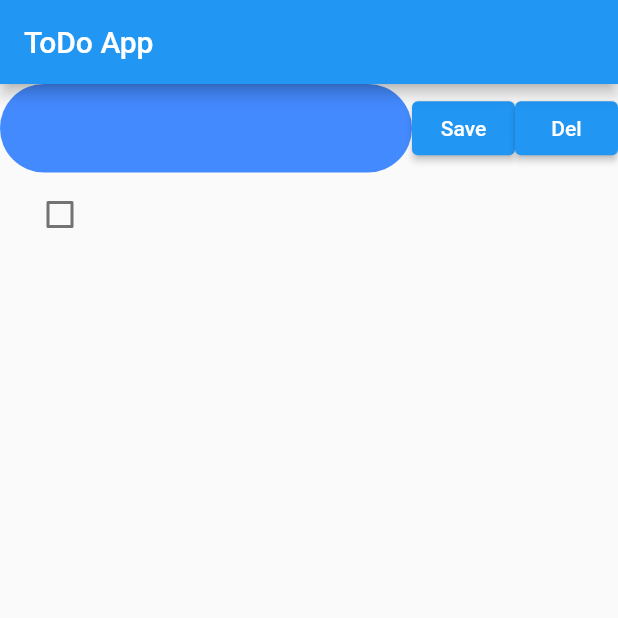
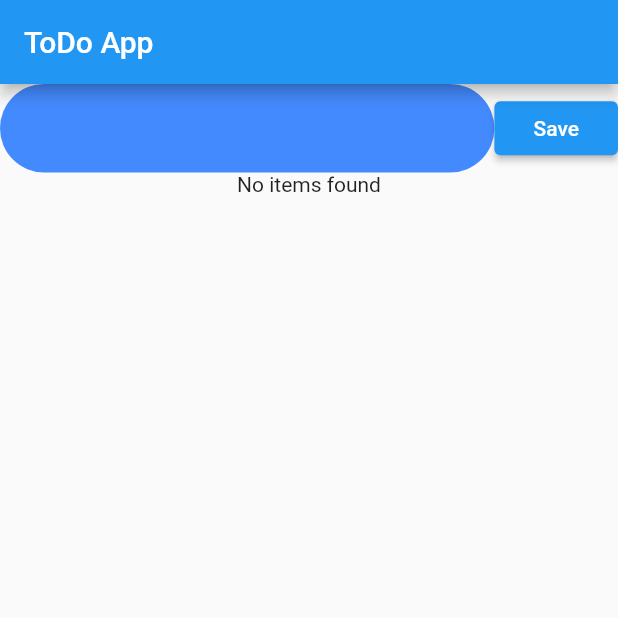
Before and after one commit to Xanto7/todo_app, a Flutter app: the screen it shows after launch, after a tap on "Save", after a tap on "Del", on a phone screen of 412 x 824 dp, the top half of it. Run offline on Flutter 3.47's test engine with Material 2 defaults, Android fonts, the phone set to English and light mode, and no system bars; our stand-ins replace sqflite; accounts and stored records are empty.

Commit message:
Added created_at and updated_at fields
Co-authored-by: dnazarovs <dnazarovs@users.noreply.github.com>

```diff
--- a/lib/database_manager.dart
+++ b/lib/database_manager.dart
@@ -8,22 +8,42 @@ class Item {
   int? id;
   String title;
   bool done;
+  DateTime? created_at;
+  DateTime? updated_at;
 
   // empty constructor
-  Item({this.id, required this.title, required this.done});
+  Item(
+      {this.id,
+      required this.title,
+      required this.done,
+      this.created_at,
+      this.updated_at});
 
   // construct class from json
   factory Item.fromMap(Map<String, dynamic> map) => Item(
       id: map['id'],
       title: map['title'],
-      done: map['done'] == 1 ? true : false);
+      done: map['done'] == 1 ? true : false,
+      created_at: DateTime.parse(map['created_at']),
+      updated_at: DateTime.parse(map['updated_at']));
 
   // return class as json
   Map<String, dynamic> toMap() {
     return <String, dynamic>{
       'id': id,
       'title': title,
-      'done': done == true ? 1 : 0
+      'done': done == true ? 1 : 0,
+      'created_at': created_at?.toIso8601String(),
+      'updated_at': updated_at?.toIso8601String()
+    };
+  }
+
+  Map<String, dynamic> toMapForUpdate() {
+    return <String, dynamic>{
+      'id': id,
+      'title': title,
+      'done': done == true ? 1 : 0,
+      'updated_at': updated_at?.toIso8601String()
     };
   }
 }
@@ -31,7 +51,7 @@ class Item {
 // singleton class to manage the database
 class DatabaseManager {
   static const _databaseName = "ToDoDatabase.db";
-  static const _databaseVersion = 1;
+  static const _databaseVersion = 2;
   static final itemTableName = 'items';
 
   // Make this a singleton class.
@@ -55,10 +75,12 @@ class DatabaseManager {
   Future _onCreate(Database db, int version) async {
     await db.execute('''
           CREATE TABLE $itemTableName (
-            id INTEGER PRIMARY KEY,
-            title TEXT NOT NULL,
-            done INTEGER NOT NULL
-          )
+          id INTEGER PRIMARY KEY,
+          title TEXT NOT NULL,
+          done INTEGER NOT NULL,
+          created_at TEXT NOT NULL,
+          updated_at TEXT NOT NULL
+        )
           ''');
   }
 
@@ -85,7 +107,7 @@ class DatabaseManager {
 
   Future<int> updateItem(Item item) async {
     Database db = await database;
-    int id = await db.update(itemTableName, item.toMap(),
+    int id = await db.update(itemTableName, item.toMapForUpdate(),
         where: 'id = ?', whereArgs: [item.id]);
     return id;
   }
--- a/lib/main.dart
+++ b/lib/main.dart
@@ -47,27 +47,16 @@ class _MainAppState extends State<MainApp> {
                   flex: 1,
                   child: ElevatedButton(
                       onPressed: () async {
-                        await DatabaseManager.instance.insertItem(
-                            Item(title: itemTextController.text, done: false));
+                        await DatabaseManager.instance.insertItem(Item(
+                            title: itemTextController.text,
+                            done: false,
+                            created_at: DateTime.now(),
+                            updated_at: DateTime.now()));
                         setState(() {
                           itemTextController.clear();
                         });
                       },
                       child: const Text('Save')),
-                ),
-                Expanded(
-                  flex: 1,
-                  child: ElevatedButton(
-                      onPressed: () async {
-                        if (selectedId != null) {
-                          await DatabaseManager.instance
-                              .deleteItem(selectedId!);
-                        }
-                        setState(() {
-                          itemTextController.clear();
-                        });
-                      },
-                      child: const Text('Del')),
                 ),
               ],
             ),
@@ -91,13 +80,29 @@ class _MainAppState extends State<MainApp> {
                                     DatabaseManager.instance.updateItem(Item(
                                         id: item.id,
                                         title: item.title,
+                                        updated_at: DateTime.now(),
                                         done: value!));
                                     setState(() {});
                                   },
                                   activeColor: Colors.white,
                                   checkColor: Colors.blue,
                                 ),
-                                title: Text(item.title),
+                                trailing: ElevatedButton(
+                                    onPressed: () async {
+                                      await DatabaseManager.instance
+                                          .deleteItem(item.id!);
+                                      setState(() {});
+                                    },
+                                    child: const Text('Del')),
+                                title: Row(children: [
+                                  Expanded(flex: 3, child: Text(item.title)),
+                                  Expanded(
+                                      flex: 2,
+                                      child: Text(item.created_at.toString())),
+                                  Expanded(
+                                      flex: 2,
+                                      child: Text(item.updated_at.toString())),
+                                ]),
                                 onTap: () {
                                   setState(() {
                                     selectedId = item.id;
```
